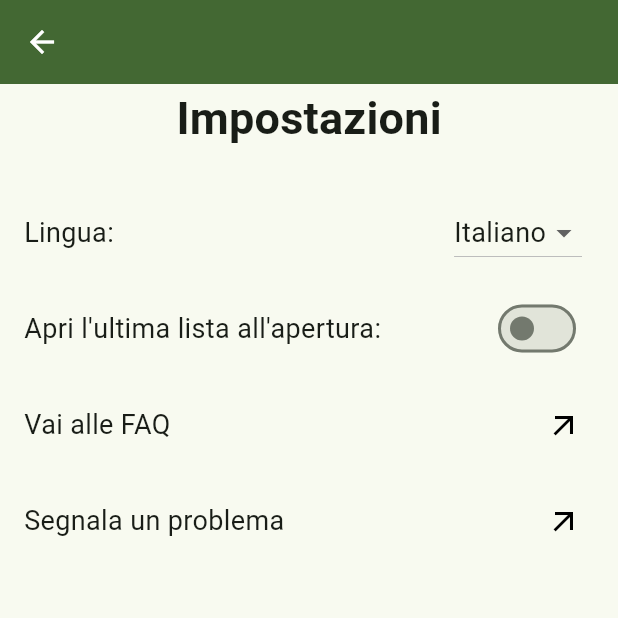
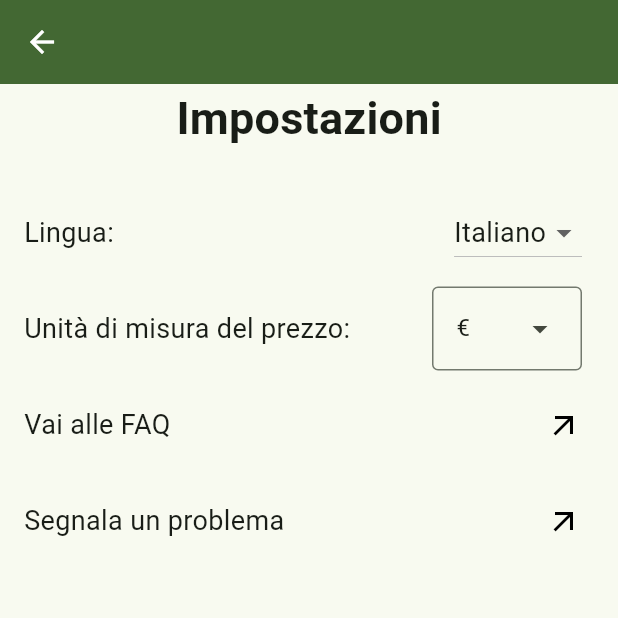
Before and after one commit to E-d-o/FoodPlan, a Flutter app: the SettingsPage screen opened directly, on a phone screen of 412 x 824 dp, the top half of it. Run offline on Flutter 3.47's test engine with Material 3 defaults, Android fonts, the phone set to English and light mode, and no system bars; our stand-ins replace hive, hive_flutter, image_picker; accounts and stored records are empty; generated files the repository leaves out were written again.

Commit message:
added settings functionality in particular currency updater

```diff
--- a/lib/managers/main_list_manager.dart
+++ b/lib/managers/main_list_manager.dart
@@ -1,5 +1,6 @@
 import 'package:foodplan/components/mainlist.dart';
 import 'package:foodplan/managers/editable.dart';
+import 'package:foodplan/managers/settings_manager.dart';
 import 'package:foodplan/managers/single_list_manager.dart';
 
 import 'package:foodplan/models/main_list_properties.dart';
@@ -20,13 +21,16 @@ class MainListManager extends Editable {
       true; //defualt edit state true but is startUpEditState for startup list
   bool startupEditState = false;
   String startupTitle = "Supermercato";
+  final SettingsManager settingsManager;
 
   final _box = Hive.box("mainlist"); //is Map String, MainlistProperties
 
   SingleListManager createSingleListManager(Box box, String listId) {
     //SingleListManager depends on Mainlist, used to pass function and its values back to Mainlistmanager, there probably is a better way
+
     return SingleListManager(
       box: box,
+      settingsManager: settingsManager,
       onChanged: (requiredLenght, homeLength) =>
           onChangedHandler(requiredLenght, homeLength, listId),
     );
@@ -40,7 +44,7 @@ class MainListManager extends Editable {
     }
   }
 
-  MainListManager() {
+  MainListManager({required this.settingsManager}) {
     _initProperties();
   }
 
--- /dev/null
+++ b/lib/managers/settings_manager.dart
@@ -0,0 +1,39 @@
+import 'package:flutter/material.dart';
+
+import 'package:hive/hive.dart';
+
+class SettingsManager extends ChangeNotifier {
+  static const String _boxName = 'settings';
+  late Box _settingsBox;
+
+  // used in box as keys
+  static const String _priceMeasurementUnitKey = "priceMeasurementUnit";
+
+  // static const String _languageKey = 'language';
+  //  static const String _openLastListKey = 'openLastList';
+  static const List<String> availablePriceUnits = ['€', '\$', '£', '¥'];
+  final String _defaultPriceMeasurementUnit = '€';
+  String get priceMeasurementUnit => _settingsBox.get(_priceMeasurementUnitKey);
+
+  // String _defaultLanguage = 'Italiano';
+  //  bool _defaultOpenLastList = false;
+  SettingsManager() {
+    _initSettings();
+  }
+
+  void _initSettings() async {
+    _settingsBox = await Hive.openBox(_boxName);
+    if (!_settingsBox.containsKey(_priceMeasurementUnitKey)) {
+      await _settingsBox.put(
+        _priceMeasurementUnitKey,
+        _defaultPriceMeasurementUnit,
+      );
+    }
+    notifyListeners();
+  }
+
+  void setPriceMeasurementUnit(String measurementUnit) async {
+    await _settingsBox.put(_priceMeasurementUnitKey, measurementUnit);
+    notifyListeners();
+  }
+}
--- a/lib/managers/single_list_manager.dart
+++ b/lib/managers/single_list_manager.dart
@@ -4,6 +4,7 @@ import 'package:flutter/material.dart';
 import 'package:foodplan/components/list_item.dart';
 import 'package:foodplan/components/suggestion_item.dart';
 import 'package:foodplan/managers/editable.dart';
+import 'package:foodplan/managers/settings_manager.dart';
 
 import 'package:foodplan/models/single_list_properties.dart';
 import 'package:foodplan/models/enums/single_list_property.dart';
@@ -27,6 +28,7 @@ class SingleListManager extends Editable {
   double get paddingHomeItems => _paddingHomeItems;
   static const int maxSuggestions = 20;
   final List<String> _suggestions = SuggestionData.foodItems.toList();
+  final SettingsManager settingsManager;
 
   List<String> _filteredsuggestions = [];
 
@@ -37,17 +39,37 @@ class SingleListManager extends Editable {
   bool get isAdding => _isAdding;
   final Function(int, int)? onChanged;
 
-  SingleListManager({required this.box, this.onChanged}) {
+  SingleListManager({
+    required this.box,
+    required this.settingsManager,
+    this.onChanged,
+  }) {
     _initProperties();
   }
   final Map<String, SingleListProperties> _tempProperties = {};
 
   void _initProperties() {
     resetSuggestions();
+
     if (box.isEmpty) {
       boxIsEmptyLoading();
     } else {
       boxNotEmptyLoading();
+    }
+    checkForChangedSettings();
+  }
+
+  void checkForChangedSettings() {
+    for (var key in box.keys) {
+      SingleListProperties value = box.get(key);
+
+      if (value.priceMeasurementUnit != settingsManager.priceMeasurementUnit) {
+        setProperty(
+          key,
+          SingleListProperty.priceMeasurementUnit,
+          settingsManager.priceMeasurementUnit,
+        );
+      }
     }
   }
 
@@ -174,7 +196,7 @@ class SingleListManager extends Editable {
         isChecked: isChecked,
         title: title,
         isBeingEdited: true,
-        priceMeasurementUnit: "\$",
+        priceMeasurementUnit: settingsManager.priceMeasurementUnit,
         quantityMeasurementUnit: "x",
       ),
     );
@@ -186,7 +208,7 @@ class SingleListManager extends Editable {
     String newid = uuid.v4();
     requiredItemsList.add(ListItem(id: newid));
     _addProperty(newid, title, false);
-    //TODO:handle progress in passing data to mainlist manager
+
     notifyProgress();
     notifyListeners();
   }
--- a/lib/pages/settings_page.dart
+++ b/lib/pages/settings_page.dart
@@ -1,4 +1,6 @@
 import 'package:flutter/material.dart';
+import 'package:foodplan/managers/settings_manager.dart';
+import 'package:provider/provider.dart';
 
 class SettingsPage extends StatefulWidget {
   const SettingsPage({super.key});
@@ -31,11 +33,109 @@ class _SettingsPageState extends State<SettingsPage> {
     );
   }
 
-  List<ListTile> allSettings(BuildContext context) {
-    List<ListTile> allSettings = [];
+  List<Widget> allSettings(BuildContext context) {
+    List<Widget> allSettings = [
+      LanguageSelect(),
 
-    allSettings = [
-      ListTile(
+      //OpenLastList(isSwitched: isSwitched),//TODO:IMPLEMENT
+      PriceMeasurementUnitSelect(),
+      Faq(),
+      SendFeedback(),
+    ];
+    return allSettings;
+  }
+}
+
+class PriceMeasurementUnitSelect extends StatelessWidget {
+  const PriceMeasurementUnitSelect({super.key});
+
+  List<DropdownMenuEntry<String>> getMeasurementUnits() {
+    List<String> avaliableUnits = SettingsManager.availablePriceUnits;
+    List<DropdownMenuEntry<String>> dropdownList = [];
+
+    for (var element in avaliableUnits) {
+      dropdownList.add(DropdownMenuEntry(value: element, label: element));
+    }
+    return dropdownList;
+  }
+
+  @override
+  Widget build(BuildContext context) {
+    SettingsManager settingsManager = context.watch<SettingsManager>();
+    return ListTile(
+      leading: Text(
+        "Unità di misura del prezzo:",
+        style: Theme.of(context).textTheme.bodyMedium,
+      ),
+      trailing: DropdownMenu(
+        width: 100,
+        initialSelection: settingsManager.priceMeasurementUnit,
+        dropdownMenuEntries: getMeasurementUnits(),
+        onSelected: (value) {
+          if (value != null) {
+            settingsManager.setPriceMeasurementUnit(value.toString());
+          }
+        },
+      ),
+    );
+  }
+}
+
+class SendFeedback extends StatelessWidget {
+  const SendFeedback({super.key});
+
+  @override
+  Widget build(BuildContext context) {
+    return ListTile(
+      leading: Text(
+        "Segnala un problema",
+        style: Theme.of(context).textTheme.bodyMedium,
+      ),
+      trailing: Icon(Icons.arrow_outward_sharp, size: 24, color: Colors.black),
+      onTap: () {},
+    );
+  }
+}
+
+class Faq extends StatelessWidget {
+  const Faq({super.key});
+
+  @override
+  Widget build(BuildContext context) {
+    return ListTile(
+      leading: Text(
+        "Vai alle FAQ",
+        style: Theme.of(context).textTheme.bodyMedium,
+      ),
+      trailing: Icon(Icons.arrow_outward_sharp, size: 24, color: Colors.black),
+      onTap: () {},
+    );
+  }
+}
+
+class OpenLastList extends StatelessWidget {
+  const OpenLastList({super.key, required this.isSwitched});
+
+  final bool isSwitched;
+
+  @override
+  Widget build(BuildContext context) {
+    return ListTile(
+      leading: Text(
+        "Apri l'ultima lista all'apertura:",
+        style: Theme.of(context).textTheme.bodyMedium,
+      ),
+      trailing: Switch(value: isSwitched, onChanged: (value) {}),
+    );
+  }
+}
+
+class LanguageSelect extends StatelessWidget {
+  const LanguageSelect({super.key});
+
+  @override
+  Widget build(BuildContext context) {
+    return ListTile(
       leading: Text("Lingua:", style: Theme.of(context).textTheme.bodyMedium),
       trailing: DropdownButton(
         borderRadius: BorderRadius.all(Radius.circular(10)),
@@ -49,46 +149,6 @@ class _SettingsPageState extends State<SettingsPage> {
         ],
         onChanged: (value) {},
       ),
-      ),
-      ListTile(
-        leading: Text(
-          "Apri l'ultima lista all'apertura:",
-          style: Theme.of(context).textTheme.bodyMedium,
-        ),
-        trailing: Switch(
-          value: isSwitched,
-          onChanged: (value) {
-            setState(() {
-              isSwitched = value;
-            });
-          },
-        ),
-      ),
-      ListTile(
-        leading: Text(
-          "Vai alle FAQ",
-          style: Theme.of(context).textTheme.bodyMedium,
-        ),
-        trailing: Icon(
-          Icons.arrow_outward_sharp,
-          size: 24,
-          color: Colors.black,
-        ),
-        onTap: () {},
-      ),
-      ListTile(
-        leading: Text(
-          "Segnala un problema",
-          style: Theme.of(context).textTheme.bodyMedium,
-        ),
-        trailing: Icon(
-          Icons.arrow_outward_sharp,
-          size: 24,
-          color: Colors.black,
-        ),
-        onTap: () {},
-      ),
-    ];
-    return allSettings;
+    );
   }
 }
```
Also changed, not shown: lib/components/hold_list_item_bottom_sheet.dart (+16 -16 lines), lib/pages/main.dart (+15 -2 lines), 49 other files. Lines whose indentation alone changed are shown as unchanged.
